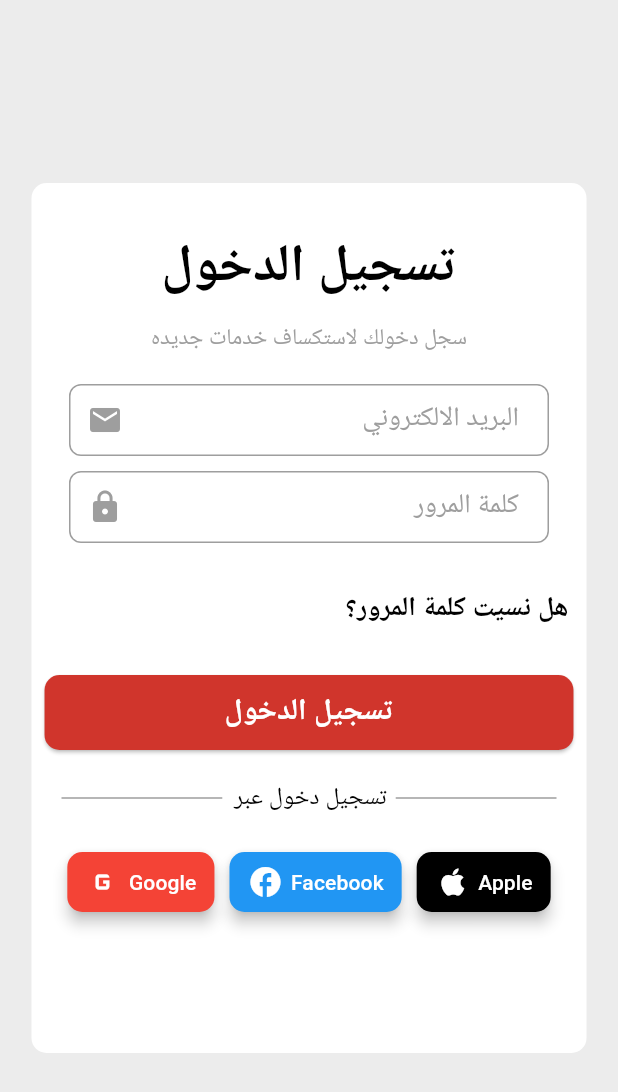
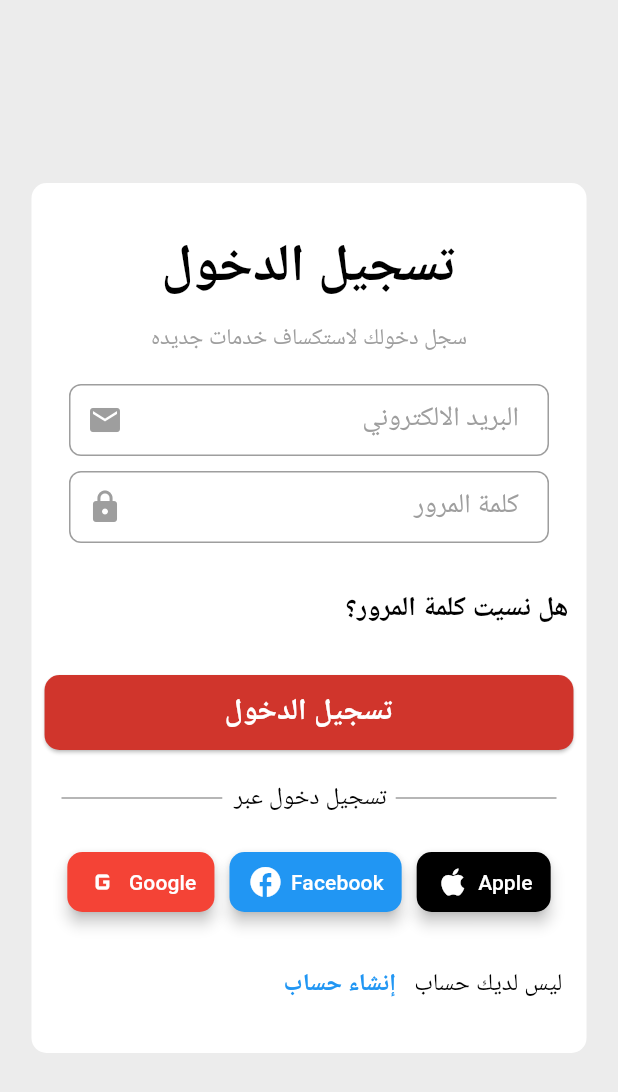
Before and after one commit to Shehab-Emad20/AL-Mahaba, a Flutter app: the screen it shows after launch, on a phone screen of 412 x 824 dp. Shown: the top 1092 px of the screen. Run offline on Flutter 3.47's test engine with Material 3 defaults, Android fonts, the phone set to English and light mode, and no system bars.

Commit message:
CutomeText

```diff
--- /dev/null
+++ b/lib/widgets/cutome_text.dart
@@ -0,0 +1,33 @@
+import 'package:almahaba/utils/constants.dart';
+import 'package:flutter/material.dart';
+
+class CutomeText extends StatelessWidget {
+  const CutomeText({super.key});
+
+  @override
+  Widget build(BuildContext context) {
+    return Row(
+      mainAxisAlignment: MainAxisAlignment.end,
+      children: [
+        const Text(
+          'إنشاء حساب',
+          style: TextStyle(
+              fontSize: 16, color: Colors.blue, fontWeight: FontWeight.bold),
+        ),
+        TextButton(
+          onPressed: () {
+            // هنا يمكنك توجيه المستخدم إلى صفحة إنشاء الحساب
+            // على سبيل المثال: Navigator.push(context, MaterialPageRoute(builder: (context) => SignUpPage()));
+          },
+          child: const Text(
+            'ليس لديك حساب ',
+            style: TextStyle(
+              fontSize: 16,
+              color: kBlackColor,
+            ),
+          ),
+        ),
+      ],
+    );
+  }
+}
--- a/lib/widgets/elevated_button.dart
+++ b/lib/widgets/elevated_button.dart
@@ -1,5 +1,6 @@
 import 'package:almahaba/widgets/custom_Icons.dart';
 import 'package:almahaba/widgets/custom_button.dart';
+import 'package:almahaba/widgets/cutome_text.dart';
 import 'package:almahaba/widgets/divider_thinkness.dart';
 import 'package:flutter/material.dart';
 
@@ -17,7 +18,9 @@
         SizedBox(height: 20), // إضافة مسافة بين الزر والجملة
         DividerThinkness(),
         SizedBox(height: 20),
-        CustomIcons()
+        CustomIcons(),
+        SizedBox(height: 20),
+        CutomeText()
       ],
     );
   }
```
